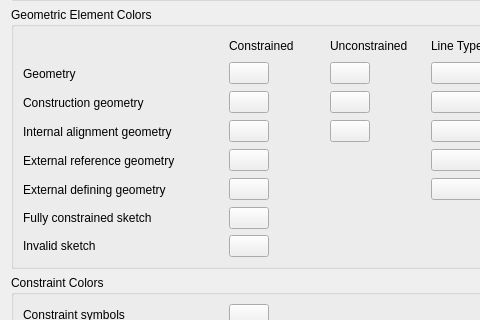
First picture: the form in src/Mod/Sketcher/Gui/SketcherSettingsAppearance.ui, repository southseact-3d/fcd, before the edit; both pictures show x 0 to 480 and y 129 to 449 of the 689 by 863 pixel window.
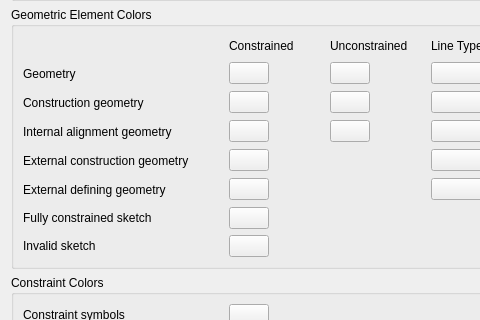
Second picture: the form after the edit. Custom widgets are drawn as their Qt base class.

Patch:
```diff
--- a/src/Mod/Sketcher/Gui/SketcherSettingsAppearance.ui
+++ b/src/Mod/Sketcher/Gui/SketcherSettingsAppearance.ui
@@ -486,7 +486,7 @@
       <item row="9" column="0">
        <widget class="QLabel" name="label_20">
         <property name="text">
-         <string>External reference geometry</string>
+         <string>External construction geometry</string>
         </property>
        </widget>
       </item>
```
Left out of the diff: 6 changed lines with no effect on the pictures.
